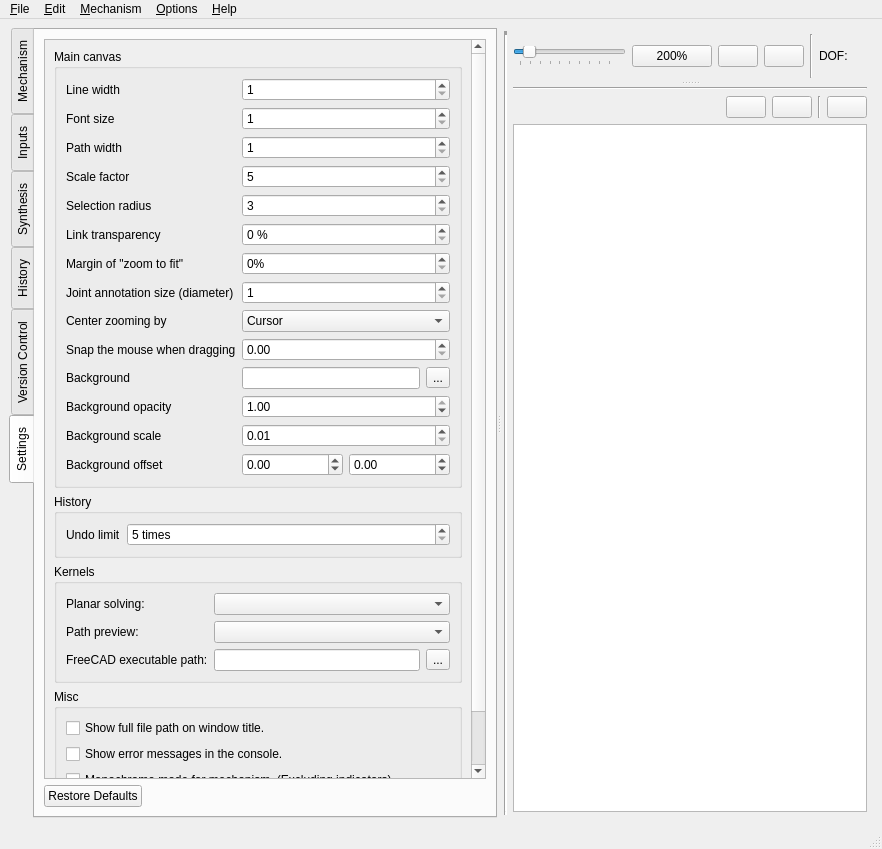
First picture: the form in core/widgets/main.ui, repository KmolYuan/Pyslvs-UI, before the edit.
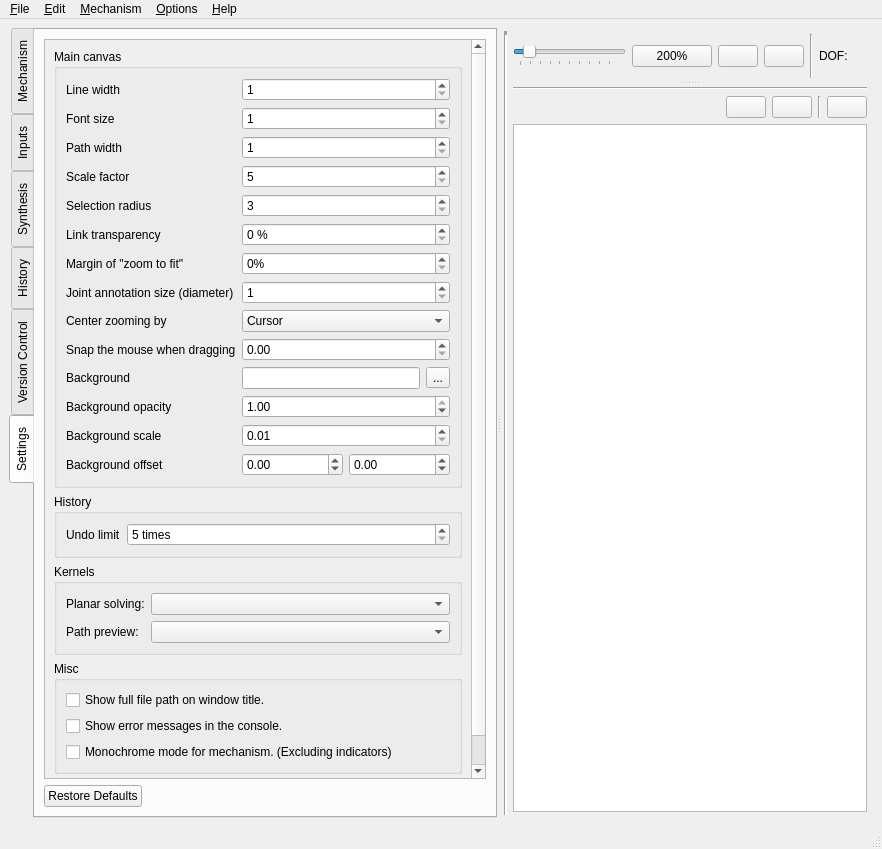
Second picture: the form after the edit. The open tabs and pages were chosen to show the change. Icons and pictures are not drawn.

Commit message: Remove FreeCAD settings.

Diff of the .ui file:
```diff
--- a/core/widgets/main.ui
+++ b/core/widgets/main.ui
@@ -543,8 +543,8 @@
                  <rect>
                   <x>0</x>
                   <y>0</y>
-                  <width>358</width>
-                  <height>720</height>
+                  <width>401</width>
+                  <height>733</height>
                  </rect>
                 </property>
                 <layout class="QVBoxLayout" name="verticalLayout_3">
@@ -887,27 +887,6 @@
                     <item row="1" column="1">
                      <widget class="QComboBox" name="path_preview_option"/>
                     </item>
-                    <item row="2" column="0">
-                     <widget class="QLabel" name="label">
-                      <property name="text">
-                       <string>FreeCAD executable path:</string>
-                      </property>
-                     </widget>
-                    </item>
-                    <item row="2" column="1">
-                     <layout class="QHBoxLayout" name="horizontalLayout_3">
-                      <item>
-                       <widget class="QLineEdit" name="freecad_option"/>
-                      </item>
-                      <item>
-                       <widget class="QToolButton" name="freecad_choose_dir">
-                        <property name="text">
-                         <string>...</string>
-                        </property>
-                       </widget>
-                      </item>
-                     </layout>
-                    </item>
                    </layout>
                   </widget>
                  </item>
```
The commit also changes 22 other files.
